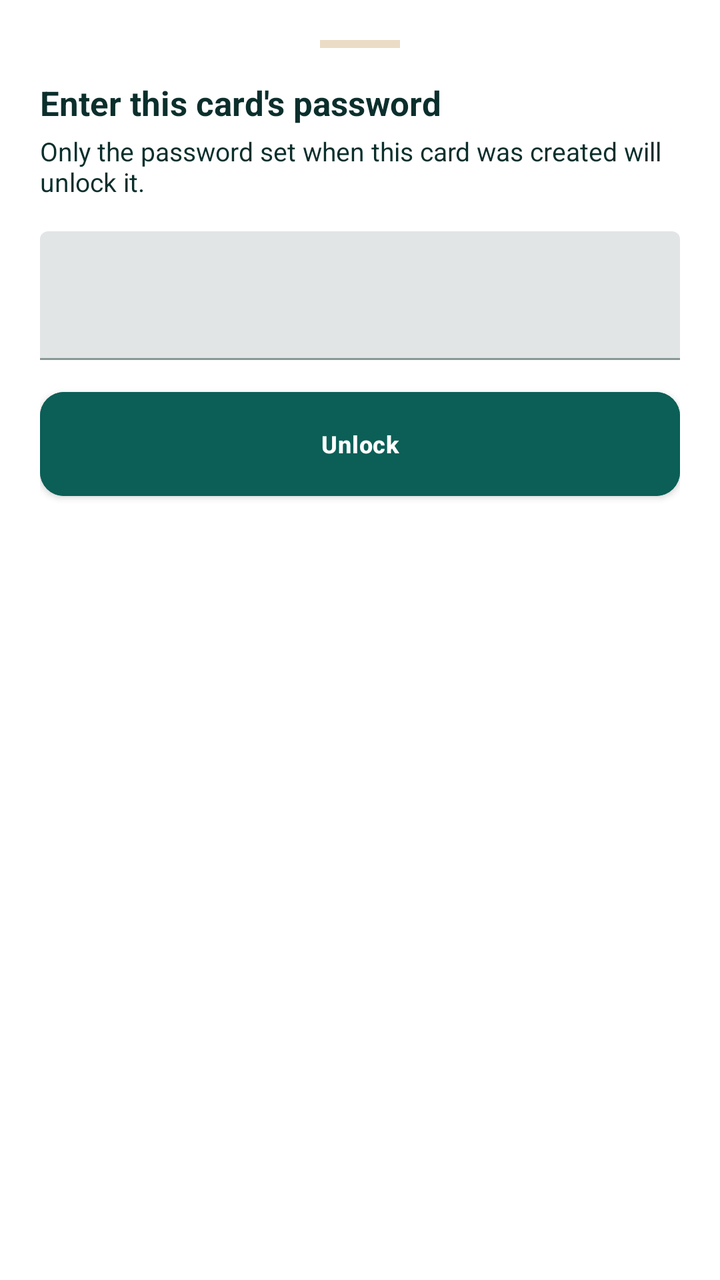
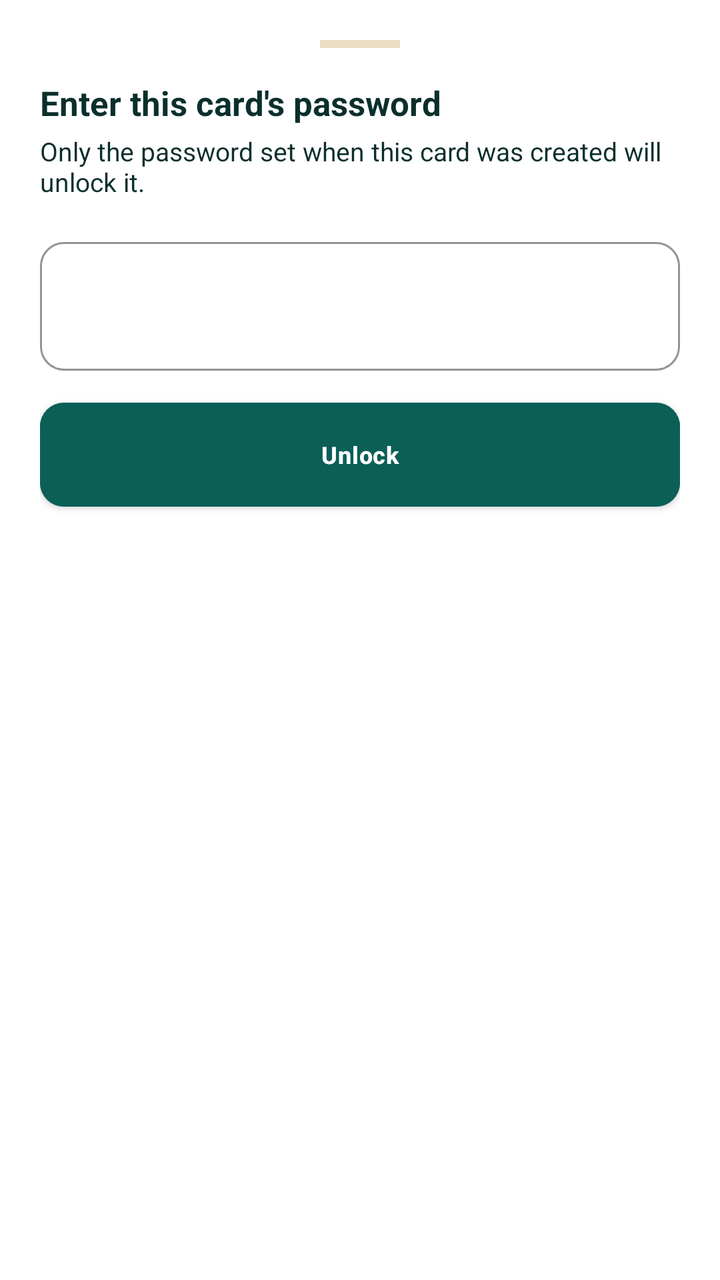

Two renders of the same Android screen: before a commit and after it. Below are the layout's source before the change and the commit's diff.
<!-- AndroidManifest.xml: application theme AppTheme -->
<!-- res/layout/bottom_sheet_card_password.xml -->
<LinearLayout
	xmlns:android="http://schemas.android.com/apk/res/android"
	xmlns:app="http://schemas.android.com/apk/res-auto"
	xmlns:tools="http://schemas.android.com/tools"
	android:layout_width="match_parent"
	android:layout_height="wrap_content"
	android:orientation="vertical"
	android:padding="20dp"
	android:background="@color/colorSurface">
	<View
		android:id="@+id/view10"
		android:layout_width="40dp"
		android:layout_height="4dp"
		android:layout_marginBottom="16dp"
		android:background="@color/colorCardStroke"
		android:layout_gravity="center_horizontal" />
	<TextView
		android:id="@+id/textview7"
		android:layout_width="match_parent"
		android:layout_height="wrap_content"
		android:text="Enter this card's password"
		android:textSize="17sp"
		android:textStyle="bold"
		android:focusable="false" />
	<TextView
		android:id="@+id/textview8"
		android:layout_width="match_parent"
		android:layout_height="wrap_content"
		android:layout_marginTop="4dp"
		android:text="Only the password set when this card was created will unlock it."
		android:textSize="13sp"
		android:focusable="false" />
	<com.google.android.material.textfield.TextInputLayout
		android:id="@+id/textinputlayout4"
		android:layout_width="match_parent"
		android:layout_height="wrap_content"
		android:layout_marginTop="16dp">
		<com.google.android.material.textfield.TextInputEditText
			android:id="@+id/et_card_sentence"
			android:layout_width="match_parent"
			android:layout_height="wrap_content"
			android:textSize="12sp"
			android:inputType="textMultiLine"
			android:focusable="true"
			android:focusableInTouchMode="true"
			android:minLines="2" />
	</com.google.android.material.textfield.TextInputLayout>
	<TextView
		android:id="@+id/tv_card_sentence_error"
		android:layout_width="match_parent"
		android:layout_height="wrap_content"
		android:layout_marginTop="6dp"
		android:textSize="13sp"
		android:focusable="false"
		android:visibility="gone" />
	<Button
		android:id="@+id/btn_unlock_card"
		android:layout_width="match_parent"
		android:layout_height="52dp"
		android:layout_marginTop="16dp"
		android:layout_marginBottom="8dp"
		android:text="Unlock"
		android:textSize="12sp"
		android:textColor="@color/colorTextOnAccent"
		android:backgroundTint="@color/colorAccent" />
</LinearLayout>
<!-- resources referenced by this layout -->
<resources>
  <style name="AppTheme" parent="Theme.MaterialComponents.DayNight.NoActionBar">
          <item name="popupMenuStyle">@style/HarvanaPopupMenu</item>
          <item name="actionOverflowMenuStyle">@style/HarvanaPopupMenu</item>
          
          <item name="spinnerStyle">@style/HarvanaSpinner</item>
          <item name="materialButtonStyle">@style/HarvanaButton</item>
          <item name="materialButtonOutlinedStyle">@style/HarvanaButton.Outlined</item>
          
          <item name="homeAsUpIndicator">@drawable/ic_nav_back</item>
          
          <item name="android:textViewStyle">@style/HarvanaTextView</item>
          <item name="appBarColor">@color/colorBackground</item>
          <item name="onAppBarColor">@color/colorTextPrimary</item>
          <item name="colorSecondary">@color/colorAccent</item>
          <item name="colorOnSecondary">@color/colorTextOnAccent</item>
          <item name="colorPrimaryVariant">@color/colorAccentDark</item>
          <item name="colorSecondaryVariant">@color/colorAccentDark</item>
          <item name="colorError">@color/colorError</item>
          <item name="colorOnError">@color/colorTextPrimaryWhite</item>
          <item name="colorControlActivated">@color/colorAccent</item>
          <item name="colorControlNormal">@color/colorControlNormal</item>
          <item name="colorControlHighlight">@color/colorAccentRipple</item>
          <item name="android:textColorHighlight">@color/colorAccentStroke</item>
          <item name="android:textColorLink">@color/colorAccentStrong</item>
          <item name="android:editTextColor">@color/colorTextPrimary</item>
          <item name="android:navigationBarColor">@color/colorBackground</item>
          <item name="colorPrimary">@color/colorAccent</item>
          <item name="colorPrimaryDark">@color/colorAccentStrong</item>
          <item name="colorAccent">@color/colorAccent</item>
          <item name="colorSurface">@color/colorSurface</item>
          <item name="colorOnPrimary">@color/colorTextOnAccent</item>
          <item name="colorOnSurface">@color/colorTextPrimary</item>
          <item name="colorOnBackground">@color/colorTextPrimary</item>
          <item name="colorOnSurfaceVariant">@color/colorTextSecondary</item>
          <item name="android:textColorPrimary">@color/colorTextPrimary</item>
          <item name="android:textColorSecondary">@color/colorTextSecondary</item>
          <item name="android:textColorHint">@color/colorTextTertiary</item>
          <item name="android:statusBarColor">?attr/appBarColor</item>
          <item name="android:windowLightStatusBar">true</item>
          <item name="android:windowBackground">@color/colorBackground</item>
          <item name="alertDialogTheme">@style/HarvanaAlertDialog</item>
          <item name="materialAlertDialogTheme">@style/HarvanaAlertDialog</item>
          <item name="bottomSheetDialogTheme">@style/HarvanaBottomSheetDialog</item>
      </style>
  <!-- unchanged entries left out for length: 28 -->
</resources>

<!-- the commit's change to res/layout/bottom_sheet_card_password.xml (unified diff, before → after) -->
@@ -53,7 +53,7 @@
 		android:textSize="13sp"
 		android:focusable="false"
 		android:visibility="gone" />
-	<Button
+	<com.google.android.material.button.MaterialButton
 		android:id="@+id/btn_unlock_card"
 		android:layout_width="match_parent"
 		android:layout_height="52dp"
<!-- resource entries referenced after the edit -->
@@ -7,6 +7,9 @@
           <item name="spinnerStyle">@style/HarvanaSpinner</item>
           <item name="materialButtonStyle">@style/HarvanaButton</item>
           <item name="materialButtonOutlinedStyle">@style/HarvanaButton.Outlined</item>
+          <item name="textInputStyle">@style/Harvana.TextInputLayout</item>
+          <item name="materialCardViewStyle">@style/Harvana.Card</item>
+          <item name="borderlessButtonStyle">@style/HarvanaButton.Text</item>
           
           <item name="homeAsUpIndicator">@drawable/ic_nav_back</item>
           
@@ -44,6 +47,30 @@
           <item name="materialAlertDialogTheme">@style/HarvanaAlertDialog</item>
           <item name="bottomSheetDialogTheme">@style/HarvanaBottomSheetDialog</item>
       </style>
+  <style name="Harvana.TextInputLayout" parent="Widget.MaterialComponents.TextInputLayout.OutlinedBox">
+          <item name="boxCornerRadiusTopStart">12dp</item>
+          <item name="boxCornerRadiusTopEnd">12dp</item>
+          <item name="boxCornerRadiusBottomStart">12dp</item>
+          <item name="boxCornerRadiusBottomEnd">12dp</item>
+          <item name="boxStrokeColor">@color/colorAccent</item>
+          <item name="hintTextColor">@color/colorAccent</item>
+          <item name="android:textColorHint">@color/colorTextTertiary</item>
+      </style>
+  <style name="Harvana.Card" parent="Widget.MaterialComponents.CardView">
+          <item name="cardBackgroundColor">@color/colorSurface</item>
+          <item name="cardCornerRadius">16dp</item>
+          <item name="cardElevation">0dp</item>
+          <item name="strokeColor">@color/colorCardStroke</item>
+          <item name="strokeWidth">1dp</item>
+          <item name="rippleColor">@color/colorAccentRipple</item>
+      </style>
+  <style name="HarvanaButton.Text" parent="Widget.MaterialComponents.Button.TextButton">
+          <item name="cornerRadius">12dp</item>
+          <item name="android:textAllCaps">false</item>
+          <item name="android:textStyle">bold</item>
+          <item name="android:textColor">@color/colorAccentStrong</item>
+          <item name="rippleColor">@color/colorAccentRipple</item>
+      </style>
   <!-- unchanged entries left out for length: 28 -->
 </resources>
 
